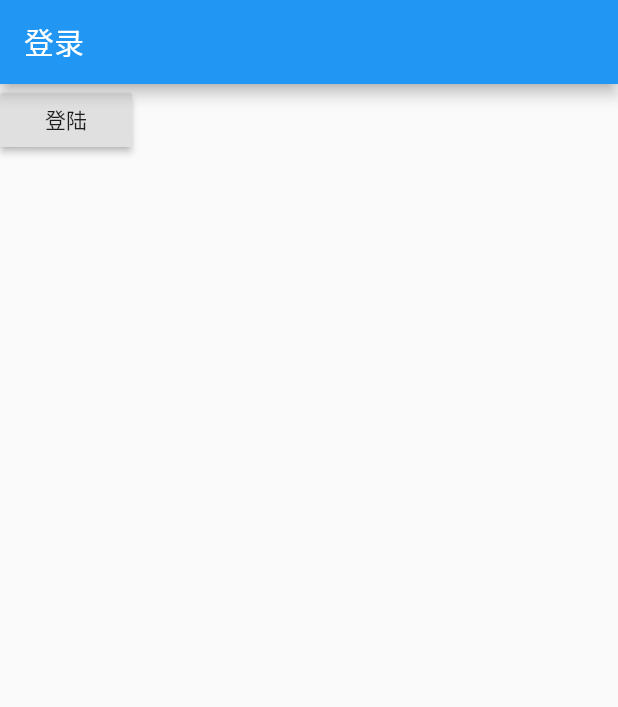
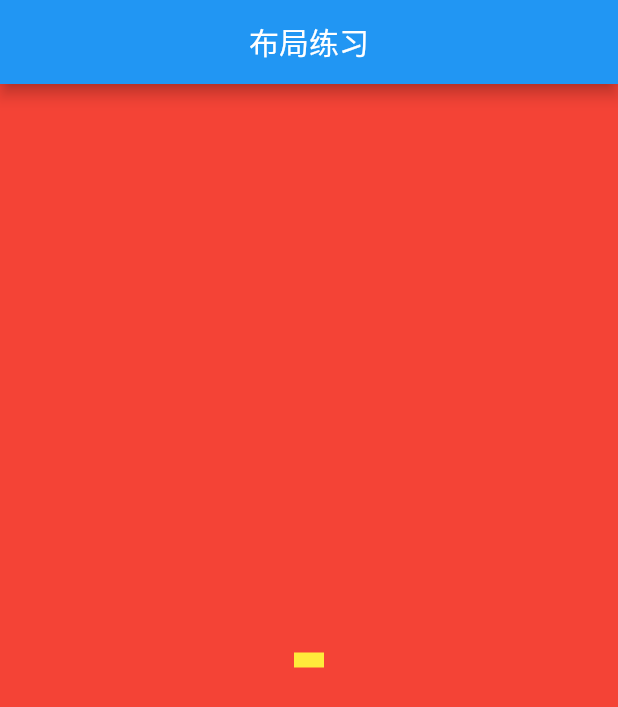
Before and after one commit to DJM960323/learnflutter, a Flutter app: the screen it shows after launch, on a phone screen of 412 x 824 dp. Shown: the top 707 px of the screen. Run offline on Flutter 3.47's test engine with Material 2 defaults, Android fonts, the phone set to English and light mode, and no system bars.

Commit message:
第四章前7小结

```diff
--- a/lib/main.dart
+++ b/lib/main.dart
@@ -1,6 +1,7 @@
 import 'package:flutter/material.dart';
 import 'package:learnflutter/widgets/demo_01.dart';
 
+import 'widgets/layout_demo.dart';
 import 'widgets/navigator_demo_dart.dart';
 
 main() {
@@ -16,7 +17,9 @@ class MyApp extends StatelessWidget {
       debugShowCheckedModeBanner: false,
       routes: {
         "/": (context) => LoginPage(),
+        "layout":(context) => LayoutDemo(),
       },
+      initialRoute: "layout",
       onGenerateRoute: (RouteSettings s) {
         print(s.name);
         switch (s.name) {
--- /dev/null
+++ b/lib/widgets/layout_demo.dart
@@ -0,0 +1,162 @@
+import 'package:flutter/material.dart';
+
+class LayoutDemo extends StatelessWidget {
+  const LayoutDemo({Key? key}) : super(key: key);
+
+  @override
+  Widget build(BuildContext context) {
+    return Scaffold(
+        appBar: AppBar(
+          title: Text("布局练习"),
+          centerTitle: true,
+        ),
+        body: Container(
+          color: Colors.grey,
+          // child: Column(
+          //   children: [
+          //     Container(
+          //       color: Colors.red,
+          //       width: 100,
+          //       height: 100,
+          //     ),
+          //     Container(
+          //       color: Colors.green,
+          //       width: 150,
+          //       height: 100,
+          //     ),
+          //     Container(
+          //       color: Colors.yellow,
+          //       width: 100,
+          //       height: 100,
+          //     )
+          //   ],
+
+          // child: Row(
+          //   // textDirection: TextDirection.rtl,
+          //   mainAxisSize: MainAxisSize.max,
+          //   mainAxisAlignment: MainAxisAlignment.center,
+          //   crossAxisAlignment: CrossAxisAlignment.stretch,
+          //   children: [
+          //     Container(
+          //       color: Colors.red,
+          //       width: 100,
+          //       height: 200,
+          //     ),
+          //     Container(
+          //       color: Colors.green,
+          //       width: 150,
+          //       height: 100,
+          //     ),
+          //     Container(
+          //       color: Colors.yellow,
+          //       width: 100,
+          //       height: 100,
+          //     )
+          //   ],
+          // ),
+
+          // child: Flex(
+          //   direction: Axis.vertical,
+          //   children: [
+          //     Expanded(
+          //       child: Container(
+          //         color: Colors.red,
+          //         width: 100,
+          //         height: 200,
+          //       ),
+          //       flex: 1,
+          //     ),
+          //     Expanded(
+          //         child: Container(
+          //           color: Colors.green,
+          //           width: 100,
+          //           height: 200,
+          //         ),
+          //         flex: 2),
+          //     Expanded(
+          //       child: Container(
+          //         color: Colors.yellow,
+          //         width: 100,
+          //         height: 200,
+          //       ),
+          //       flex: 1,
+          //     )
+          //   ],
+          // ),
+
+          child: StackDemo(),
+        ));
+  }
+}
+
+class WrapDemo extends StatefulWidget {
+  const WrapDemo({Key? key}) : super(key: key);
+
+  @override
+  _WrapDemoState createState() => _WrapDemoState();
+}
+
+class _WrapDemoState extends State<WrapDemo> {
+  List<int> list = [];
+
+  @override
+  void initState() {
+    super.initState();
+    for (var i = 0; i < 20; i++) {
+      list.add(i);
+    }
+  }
+
+  @override
+  Widget build(BuildContext context) {
+    return Wrap(
+      direction: Axis.vertical,
+      alignment: WrapAlignment.end,
+      spacing: 1.0,
+      runSpacing: 1.0,
+      children: list
+          .map((e) => Container(
+                height: 100,
+                width: 100,
+                child: Text(e.toString()),
+                color: Colors.blue,
+              ))
+          .toList(),
+    );
+  }
+}
+
+class StackDemo extends StatelessWidget {
+  const StackDemo({Key? key}) : super(key: key);
+
+  @override
+  Widget build(BuildContext context) {
+    return Stack(
+      fit: StackFit.expand,
+      alignment: AlignmentDirectional.center,
+      children: [
+        Container(
+          color: Colors.green,
+          width: 100,
+          height: 100,
+        ),
+        Container(
+          color: Colors.red,
+          width: 50,
+          height: 20,
+        ),
+        Positioned(
+            width: 20,
+            height: 10,
+            child: Container(
+              color: Colors.yellow,
+            ),
+          // top: 10,
+          // left: 10,
+          // right: 10,
+          // bottom: 10,
+        )
+      ],
+    );
+  }
+}
```
